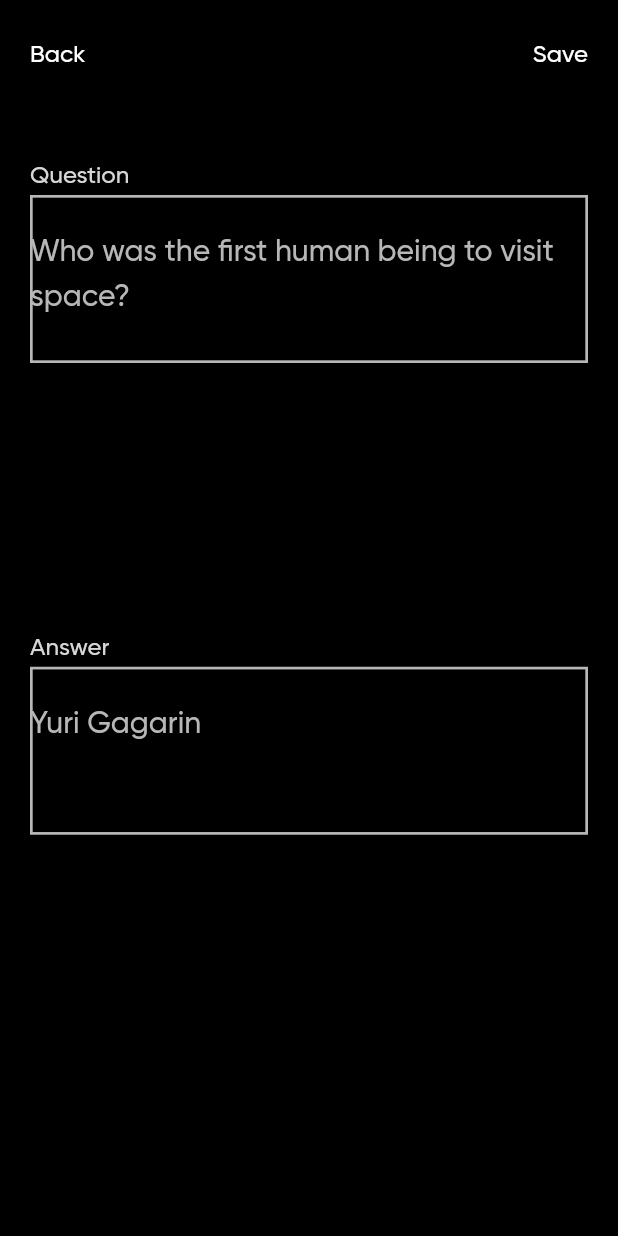
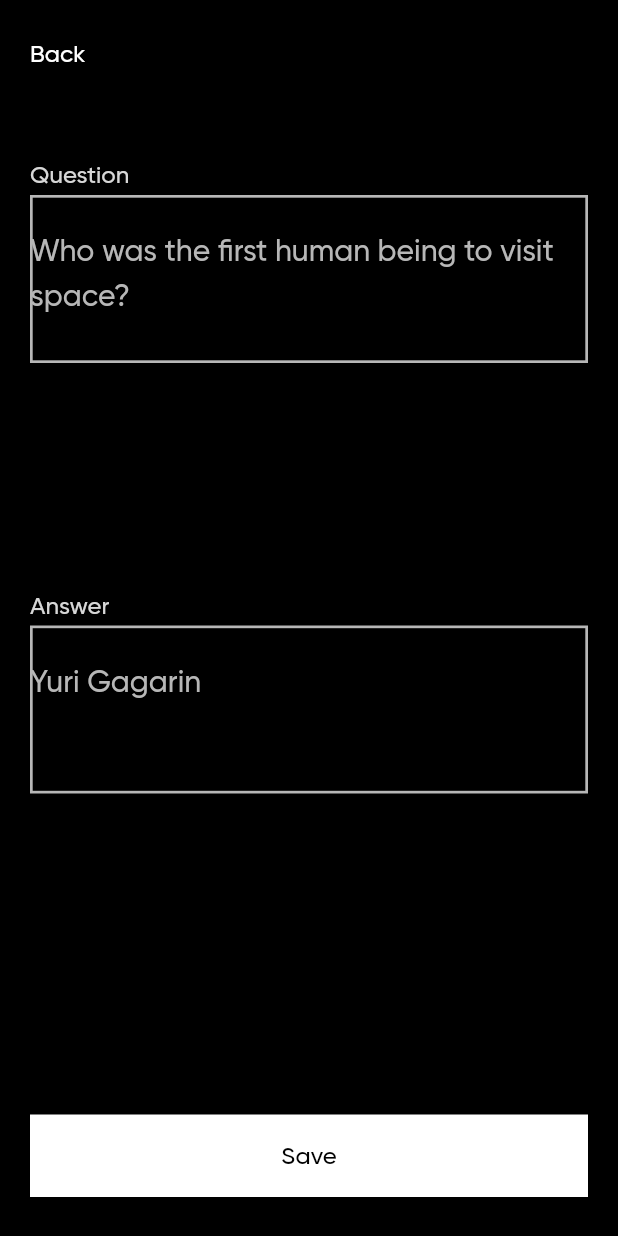
Before and after one commit to devwraithe/quick-flashcards, a Flutter app: the AddFlashcardScreen screen opened directly, on a phone screen of 412 x 824 dp. Run offline on Flutter 3.47's test engine with Material 2 defaults, Android fonts, the phone set to English and light mode, and no system bars; our stand-ins replace another_flushbar, cloud_firestore, dartz, firebase_auth, firebase_core, firebase_storage and 6 more; accounts and stored records are empty.

Commit message:
fix: turn save component to button

```diff
--- a/lib/app/presentation/screens/add_flashcard_screen.dart
+++ b/lib/app/presentation/screens/add_flashcard_screen.dart
@@ -79,10 +79,7 @@ class _AddFlashcardScreenState extends State<AddFlashcardScreen> {
             horizontal: 20,
           ),
           child: Column(
-            children: [
-              // title section
-              Row(
-                mainAxisAlignment: MainAxisAlignment.spaceBetween,
+            crossAxisAlignment: CrossAxisAlignment.start,
             children: [
               GestureDetector(
                 onTap: () => Navigator.pop(context),
@@ -93,27 +90,6 @@ class _AddFlashcardScreenState extends State<AddFlashcardScreen> {
                     fontWeight: FontWeight.w500,
                   ),
                 ),
-                  ),
-                  Consumer(
-                    builder: (context, ref, child) {
-                      final state = ref.watch(fcProvider);
-
-                      return GestureDetector(
-                        onTap: () => _addFlashcard(context, ref),
-                        child: state == AddFlashcardState.loading
-                            ? UiHelpers.loader()
-                            : Text(
-                                "Save",
-                                style:
-                                    AppTextTheme.textTheme.bodyLarge?.copyWith(
-                                  color: AppColors.white,
-                                  fontWeight: FontWeight.w500,
-                                ),
-                              ),
-                      );
-                    },
-                  ),
-                ],
               ),
               const SizedBox(height: 62),
               FlashcardTextField(
@@ -127,6 +103,24 @@ class _AddFlashcardScreenState extends State<AddFlashcardScreen> {
                 controller: _answerController,
               ),
               const SizedBox(height: 62),
+              Consumer(
+                builder: (context, ref, child) {
+                  final state = ref.watch(fcProvider);
+
+                  return FilledButton(
+                    onPressed: () => _addFlashcard(context, ref),
+                    child: state == AddFlashcardState.loading
+                        ? UiHelpers.loader()
+                        : Text(
+                            "Save",
+                            style: AppTextTheme.textTheme.bodyLarge?.copyWith(
+                              color: AppColors.black,
+                              fontWeight: FontWeight.w500,
+                            ),
+                          ),
+                  );
+                },
+              ),
             ],
           ),
         ),
```
Lines whose indentation alone changed are shown as unchanged.
